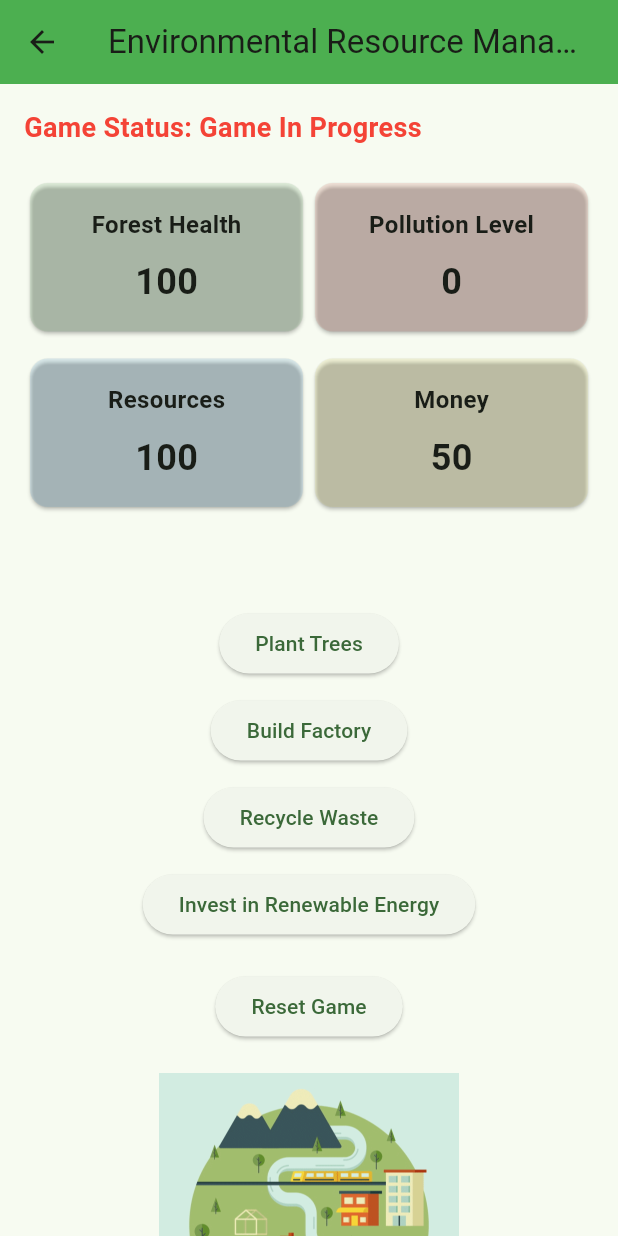
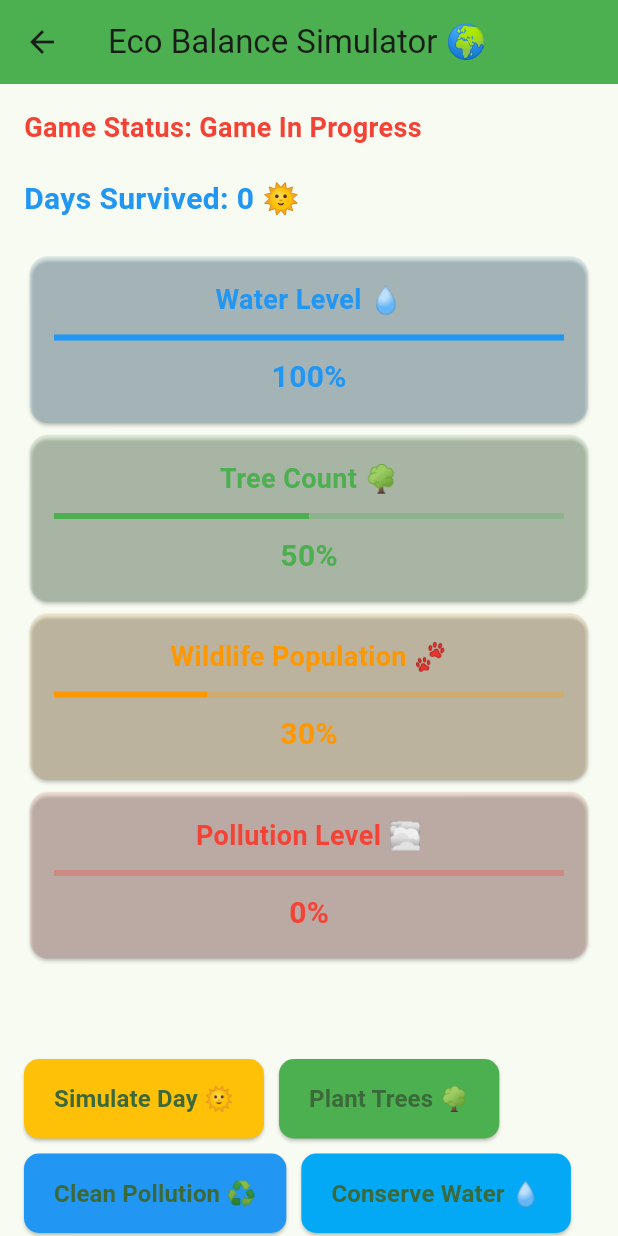
Before and after one commit to Sreys10/ngo_app2, a Flutter app: the EnvironmentalResourcesGame screen opened directly, on a phone screen of 412 x 824 dp. Run offline on Flutter 3.47's test engine with Material 3 defaults, Android fonts, the phone set to English and light mode, and no system bars.

```diff
--- /dev/null
+++ b/ngo_app/lib/environment_resource_page/er_game.dart
@@ -0,0 +1,280 @@
+import 'package:flutter/material.dart';
+
+class EnvironmentalResourcesGame extends StatefulWidget {
+  const EnvironmentalResourcesGame({super.key});
+
+  @override
+  _EnvironmentalResourcesGameState createState() =>
+      _EnvironmentalResourcesGameState();
+}
+
+class _EnvironmentalResourcesGameState extends State<EnvironmentalResourcesGame>
+    with SingleTickerProviderStateMixin {
+  // Game Variables
+  int waterLevel = 100;
+  int treeCount = 50;
+  int wildlifePopulation = 30;
+  int pollutionLevel = 0;
+  int daysSurvived = 0;
+  String gameStatus = "Game In Progress";
+  String eventMessage = "";
+
+  late AnimationController _controller;
+  late Animation<double> _animation;
+
+  @override
+  void initState() {
+    super.initState();
+    _controller = AnimationController(
+      duration: const Duration(seconds: 2),
+      vsync: this,
+    )..repeat(reverse: true);
+    _animation = Tween<double>(begin: 0, end: 1).animate(_controller);
+  }
+
+  @override
+  void dispose() {
+    _controller.dispose();
+    super.dispose();
+  }
+
+  // Simulate a day passing
+  void simulateDay() {
+    setState(() {
+      daysSurvived++;
+      waterLevel = (waterLevel - 5).clamp(0, 100);
+      treeCount = (treeCount - 2).clamp(0, 100);
+      wildlifePopulation = (wildlifePopulation - 1).clamp(0, 100);
+      pollutionLevel = (pollutionLevel + 3).clamp(0, 100);
+
+      // Random events
+      if (daysSurvived % 5 == 0) {
+        eventMessage = "A drought occurred! Water levels decreased. 🌵";
+        waterLevel = (waterLevel - 10).clamp(0, 100);
+      } else if (daysSurvived % 7 == 0) {
+        eventMessage = "A wildfire broke out! Trees and wildlife affected. 🔥";
+        treeCount = (treeCount - 10).clamp(0, 100);
+        wildlifePopulation = (wildlifePopulation - 5).clamp(0, 100);
+      } else {
+        eventMessage = "Another day passes... 🌞";
+      }
+
+      checkGameOver();
+    });
+  }
+
+  // Player Actions
+  void plantTrees() {
+    if (waterLevel >= 10) {
+      setState(() {
+        treeCount = (treeCount + 10).clamp(0, 100);
+        waterLevel = (waterLevel - 10).clamp(0, 100);
+        eventMessage = "You planted trees! 🌳";
+      });
+    } else {
+      setState(() {
+        eventMessage = "Not enough water to plant trees! 💧";
+      });
+    }
+  }
+
+  void cleanPollution() {
+    if (treeCount >= 5) {
+      setState(() {
+        pollutionLevel = (pollutionLevel - 20).clamp(0, 100);
+        treeCount = (treeCount - 5).clamp(0, 100);
+        eventMessage = "You cleaned pollution! ♻️";
+      });
+    } else {
+      setState(() {
+        eventMessage = "Not enough trees to clean pollution! 🌳";
+      });
+    }
+  }
+
+  void conserveWater() {
+    setState(() {
+      waterLevel = (waterLevel + 15).clamp(0, 100);
+      eventMessage = "You conserved water! 💧";
+    });
+  }
+
+  // Check if the game should end
+  void checkGameOver() {
+    if (waterLevel == 0) {
+      setState(() {
+        gameStatus = "Game Over! The ecosystem ran out of water. 💀";
+      });
+    } else if (treeCount == 0) {
+      setState(() {
+        gameStatus = "Game Over! All trees were destroyed. 🪦";
+      });
+    } else if (wildlifePopulation == 0) {
+      setState(() {
+        gameStatus = "Game Over! Wildlife went extinct. 🐾";
+      });
+    } else if (pollutionLevel == 100) {
+      setState(() {
+        gameStatus = "Game Over! Pollution reached critical levels. 🌫️";
+      });
+    }
+  }
+
+  // Reset the game
+  void resetGame() {
+    setState(() {
+      waterLevel = 100;
+      treeCount = 50;
+      wildlifePopulation = 30;
+      pollutionLevel = 0;
+      daysSurvived = 0;
+      gameStatus = "Game In Progress";
+      eventMessage = "";
+    });
+  }
+
+  @override
+  Widget build(BuildContext context) {
+    return Scaffold(
+      appBar: AppBar(
+        title: const Text('Eco Balance Simulator 🌍'),
+        backgroundColor: Colors.green,
+      ),
+      body: SingleChildScrollView(
+        child: Padding(
+          padding: const EdgeInsets.all(16.0),
+          child: Column(
+            crossAxisAlignment: CrossAxisAlignment.start,
+            children: [
+              // Game Status
+              Text(
+                'Game Status: $gameStatus',
+                style: const TextStyle(
+                  fontSize: 18,
+                  fontWeight: FontWeight.bold,
+                  color: Colors.red,
+                ),
+              ),
+              const SizedBox(height: 20),
+
+              // Days Survived
+              Text(
+                'Days Survived: $daysSurvived 🌞',
+                style: const TextStyle(
+                  fontSize: 20,
+                  fontWeight: FontWeight.bold,
+                  color: Colors.blue,
+                ),
+              ),
+              const SizedBox(height: 20),
+
+              // Resource Indicators
+              _buildResourceIndicator(
+                  'Water Level 💧', waterLevel, Colors.blue),
+              _buildResourceIndicator('Tree Count 🌳', treeCount, Colors.green),
+              _buildResourceIndicator(
+                  'Wildlife Population 🐾', wildlifePopulation, Colors.orange),
+              _buildResourceIndicator(
+                  'Pollution Level 🌫️', pollutionLevel, Colors.red),
+              const SizedBox(height: 20),
+
+              // Event Message
+              Text(
+                eventMessage,
+                style: const TextStyle(
+                  fontSize: 16,
+                  fontWeight: FontWeight.bold,
+                  color: Colors.purple,
+                ),
+              ),
+              const SizedBox(height: 20),
+
+              // Action Buttons
+              Wrap(
+                spacing: 10,
+                runSpacing: 10,
+                children: [
+                  _buildActionButton(
+                      'Simulate Day 🌞', simulateDay, Colors.amber),
+                  _buildActionButton(
+                      'Plant Trees 🌳', plantTrees, Colors.green),
+                  _buildActionButton(
+                      'Clean Pollution ♻️', cleanPollution, Colors.blue),
+                  _buildActionButton(
+                      'Conserve Water 💧', conserveWater, Colors.lightBlue),
+                  _buildActionButton('Reset Game 🔄', resetGame, Colors.red),
+                ],
+              ),
+              const SizedBox(height: 20),
+
+              // Animated Earth GIF
+              Center(
+                child: Image.asset(
+                  'assets/ani1.gif', // Replace with your animated Earth GIF
+                  height: 150,
+                  width: 150,
+                  fit: BoxFit.cover,
+                ),
+              ),
+            ],
+          ),
+        ),
+      ),
+    );
+  }
+
+  // Helper function to create resource indicators
+  Widget _buildResourceIndicator(String title, int value, Color color) {
+    return Card(
+      color: color.withOpacity(0.1),
+      child: Padding(
+        padding: const EdgeInsets.all(16.0),
+        child: Column(
+          children: [
+            Text(
+              title,
+              style: TextStyle(
+                fontSize: 18,
+                fontWeight: FontWeight.bold,
+                color: color,
+              ),
+            ),
+            const SizedBox(height: 10),
+            LinearProgressIndicator(
+              value: value / 100,
+              backgroundColor: color.withOpacity(0.3),
+              valueColor: AlwaysStoppedAnimation<Color>(color),
+            ),
+            const SizedBox(height: 10),
+            Text(
+              "$value%",
+              style: TextStyle(
+                fontSize: 20,
+                fontWeight: FontWeight.bold,
+                color: color,
+              ),
+            ),
+          ],
+        ),
+      ),
+    );
+  }
+
+  // Helper function to create action buttons
+  Widget _buildActionButton(String text, VoidCallback onPressed, Color color) {
+    return ElevatedButton(
+      onPressed: onPressed,
+      style: ElevatedButton.styleFrom(
+        backgroundColor: color,
+        padding: const EdgeInsets.symmetric(horizontal: 20, vertical: 15),
+        shape: RoundedRectangleBorder(
+          borderRadius: BorderRadius.circular(10),
+        ),
+      ),
+      child: Text(
+        text,
+        style: const TextStyle(fontSize: 16, fontWeight: FontWeight.bold),
+      ),
+    );
+  }
+}
--- a/ngo_app/lib/er_game.dart
+++ /dev/null
@@ -1,255 +0,0 @@
-import 'package:flutter/material.dart';
-
-class EnvironmentalResourcesGame extends StatefulWidget {
-  const EnvironmentalResourcesGame({super.key});
-
-  @override
-  _EnvironmentalResourcesGameState createState() =>
-      _EnvironmentalResourcesGameState();
-}
-
-class _EnvironmentalResourcesGameState
-    extends State<EnvironmentalResourcesGame> {
-  int forestHealth = 100;
-  int pollutionLevel = 0;
-  int resources = 100;
-  int money = 50;
-  String gameStatus = "Game In Progress";
-  String decisionMessage = "";
-
-  // Actions that the player can take
-  void plantTrees() {
-    if (money >= 10) {
-      setState(() {
-        forestHealth = (forestHealth + 15).clamp(0, 100);
-        pollutionLevel = (pollutionLevel - 5).clamp(0, 100);
-        resources -= 5;
-        money -= 10;
-        decisionMessage = "You planted trees! Forest health increased.";
-      });
-    } else {
-      setState(() {
-        decisionMessage = "Not enough money to plant trees!";
-      });
-    }
-  }
-
-  void buildFactory() {
-    if (money >= 20) {
-      setState(() {
-        pollutionLevel = (pollutionLevel + 20).clamp(0, 100);
-        resources += 10;
-        money -= 20;
-        decisionMessage = "You built a factory! Pollution level increased.";
-      });
-    } else {
-      setState(() {
-        decisionMessage = "Not enough money to build a factory!";
-      });
-    }
-  }
-
-  void recycleWaste() {
-    if (money >= 5) {
-      setState(() {
-        pollutionLevel = (pollutionLevel - 10).clamp(0, 100);
-        resources += 5;
-        money -= 5;
-        decisionMessage = "You recycled waste! Pollution reduced.";
-      });
-    } else {
-      setState(() {
-        decisionMessage = "Not enough money to recycle waste!";
-      });
-    }
-  }
-
-  void investInRenewableEnergy() {
-    if (money >= 30) {
-      setState(() {
-        pollutionLevel = (pollutionLevel - 25).clamp(0, 100);
-        resources -= 15;
-        money -= 30;
-        decisionMessage =
-            "You invested in renewable energy! Pollution reduced.";
-      });
-    } else {
-      setState(() {
-        decisionMessage = "Not enough money to invest in renewable energy!";
-      });
-    }
-  }
-
-  // Game reset
-  void resetGame() {
-    setState(() {
-      forestHealth = 100;
-      pollutionLevel = 0;
-      resources = 100;
-      money = 50;
-      gameStatus = "Game In Progress";
-      decisionMessage = "";
-    });
-  }
-
-  // Get the ecosystem status based on resource levels
-  String getEcosystemStatus() {
-    if (pollutionLevel >= 80) {
-      return "Critical";
-    } else if (forestHealth <= 20) {
-      return "Endangered";
-    } else if (pollutionLevel < 30 && forestHealth > 70) {
-      return "Thriving";
-    }
-    return "Stable";
-  }
-
-  // Check if the game should end
-  void checkGameOver() {
-    if (pollutionLevel == 100) {
-      setState(() {
-        gameStatus = "Game Over! Pollution reached its maximum level.";
-      });
-    } else if (forestHealth == 0) {
-      setState(() {
-        gameStatus = "Game Over! Forest health reached zero.";
-      });
-    } else if (resources <= 0) {
-      setState(() {
-        gameStatus = "Game Over! You ran out of resources.";
-      });
-    }
-  }
-
-  @override
-  Widget build(BuildContext context) {
-    checkGameOver();
-
-    return Scaffold(
-      appBar: AppBar(
-        title: const Text('Environmental Resource Management'),
-        backgroundColor: Colors.green,
-      ),
-      body: SingleChildScrollView(
-        // Add SingleChildScrollView here
-        child: Padding(
-          padding: const EdgeInsets.all(16.0),
-          child: Column(
-            crossAxisAlignment: CrossAxisAlignment.start,
-            children: [
-              // Display Game Status
-              Text(
-                'Game Status: $gameStatus',
-                style: const TextStyle(
-                    fontSize: 18,
-                    fontWeight: FontWeight.bold,
-                    color: Colors.red),
-              ),
-              const SizedBox(height: 20),
-
-              // Display Resource Stats
-              Row(
-                mainAxisAlignment: MainAxisAlignment.spaceEvenly,
-                children: [
-                  _buildStatCard('Forest Health', forestHealth, Colors.green),
-                  _buildStatCard('Pollution Level', pollutionLevel, Colors.red),
-                ],
-              ),
-              const SizedBox(height: 10),
-              Row(
-                mainAxisAlignment: MainAxisAlignment.spaceEvenly,
-                children: [
-                  _buildStatCard('Resources', resources, Colors.blue),
-                  _buildStatCard('Money', money, Colors.yellow),
-                ],
-              ),
-              const SizedBox(height: 20),
-
-              // Decision Message
-              Padding(
-                padding: const EdgeInsets.symmetric(vertical: 10),
-                child: Text(
-                  decisionMessage,
-                  style: const TextStyle(
-                    fontSize: 16,
-                    fontWeight: FontWeight.bold,
-                    color: Colors.blue,
-                  ),
-                ),
-              ),
-
-              // Action Buttons - Centered
-              Center(
-                child: Column(
-                  children: [
-                    ElevatedButton(
-                      onPressed: plantTrees,
-                      child: const Text('Plant Trees'),
-                    ),
-                    const SizedBox(height: 10),
-                    ElevatedButton(
-                      onPressed: buildFactory,
-                      child: const Text('Build Factory'),
-                    ),
-                    const SizedBox(height: 10),
-                    ElevatedButton(
-                      onPressed: recycleWaste,
-                      child: const Text('Recycle Waste'),
-                    ),
-                    const SizedBox(height: 10),
-                    ElevatedButton(
-                      onPressed: investInRenewableEnergy,
-                      child: const Text('Invest in Renewable Energy'),
-                    ),
-                    const SizedBox(height: 20),
-                    ElevatedButton(
-                      onPressed: resetGame,
-                      child: const Text('Reset Game'),
-                    ),
-                  ],
-                ),
-              ),
-              const SizedBox(height: 20),
-
-              // Add animated GIF at the bottom of the screen
-              Align(
-                alignment: Alignment.bottomCenter,
-                child: Image.asset(
-                  'assets/ani1.gif', // Path to your GIF
-                  height: 200, // Adjust the height as needed
-                  width: 200, // Adjust the width as needed
-                  fit: BoxFit.cover,
-                ),
-              ),
-            ],
-          ),
-        ),
-      ),
-    );
-  }
-
-  // Helper function to create stat cards
-  Widget _buildStatCard(String title, int value, Color color) {
-    return Expanded(
-      child: Card(
-        color: color.withOpacity(0.1),
-        child: Padding(
-          padding: const EdgeInsets.all(16.0),
-          child: Column(
-            children: [
-              Text(
-                title,
-                style: TextStyle(fontSize: 16, fontWeight: FontWeight.bold),
-              ),
-              const SizedBox(height: 10),
-              Text(
-                value.toString(),
-                style: TextStyle(fontSize: 24, fontWeight: FontWeight.bold),
-              ),
-            ],
-          ),
-        ),
-      ),
-    );
-  }
-}
--- a/ngo_app/lib/main.dart
+++ b/ngo_app/lib/main.dart
@@ -1,5 +1,5 @@
 import 'package:flutter/material.dart';
-import 'environment_page.dart';
+import 'ENVIRONMENT/environment_page.dart';
 
 void main() {
   runApp(const MyApp());
--- a/ngo_app/lib/waste_disposal_page.dart
+++ b/ngo_app/lib/waste_disposal/waste_disposal_page.dart
@@ -59,7 +59,6 @@ class WasteDisposalPage extends StatelessWidget {
                     const SnackBar(content: Text('AR Game coming soon!')),
                   );
                 },
-                child: const Text('Launch AR Waste Disposal Game'),
                 style: ElevatedButton.styleFrom(
                   padding: EdgeInsets.symmetric(
                       vertical: height * 0.02, horizontal: width * 0.1),
@@ -69,6 +68,7 @@ class WasteDisposalPage extends StatelessWidget {
                   ),
                   elevation: 5,
                 ),
+                child: const Text('Launch AR Waste Disposal Game'),
               ),
               SizedBox(height: height * 0.02),
               Text(
--- a/ngo_app/pubspec.yaml
+++ b/ngo_app/pubspec.yaml
@@ -34,7 +34,7 @@ dependencies:
   # The following adds the Cupertino Icons font to your application.
   # Use with the CupertinoIcons class for iOS style icons.
   cupertino_icons: ^1.0.8
-
+  url_launcher: 6.0.0-nullsafety.6
 dev_dependencies:
   flutter_test:
     sdk: flutter
```
Also changed, not shown: ngo_app/lib/ENVIRONMENT/environment_page.dart (renamed from ngo_app/lib/environment_page.dart, +4 -4 lines), ngo_app/lib/environment_resource_page/environmental_resources_page.dart (renamed from ngo_app/lib/environmental_resources_page.dart, +31 -0 lines), ngo_app/lib/environment_resource_page/vr.dart (added, +69 -0 lines), ngo_app/lib/management/carbon_footprint.dart (renamed from ngo_app/lib/carbon_footprint.dart, +11 -2 lines), ngo_app/lib/ENVIRONMENT/dashboard.dart (renamed from ngo_app/lib/dashboard.dart), ngo_app/lib/management/management_page.dart (renamed from ngo_app/lib/management_page.dart), ngo_app/lib/management/organize_challenge_page.dart (renamed from ngo_app/lib/organize_challenge_page.dart), ngo_app/lib/recycle/recycling_page.dart (renamed from ngo_app/lib/recycling_page.dart), ngo_app/pubspec.lock, 13 other files.
